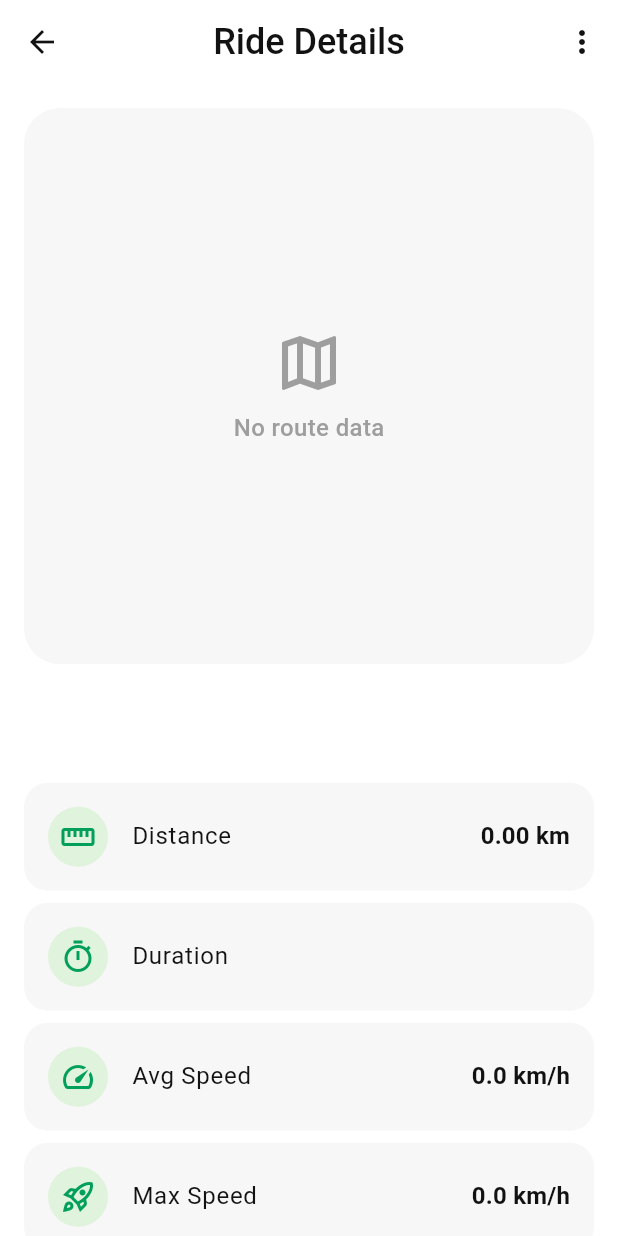
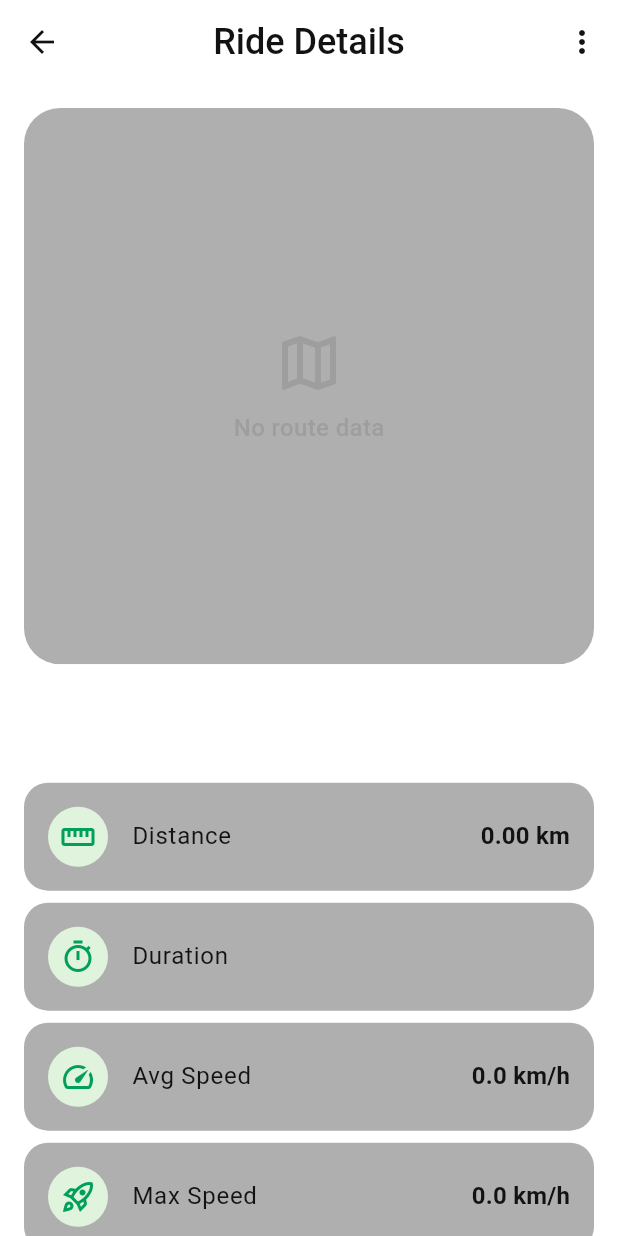
Before and after one commit to Roma220342/VeloTracker, a Flutter app: the RideDetailsScreen screen opened directly with empty values, on a phone screen of 412 x 824 dp. Run offline on Flutter 3.47's test engine with Material 3 defaults, Android fonts, the phone set to English and light mode, and no system bars; our stand-ins replace dio, flutter_map, flutter_secure_storage, flutter_svg, geolocator, google_sign_in and 4 more; accounts and stored records are empty.

Commit message:
Update db connection for Render & color

```diff
--- a/lib/services/auth_service.dart
+++ b/lib/services/auth_service.dart
@@ -5,7 +5,7 @@ import 'package:velotracker/utils/app_logger.dart';
 
 class AuthService {
   // static const String _baseUrl = 'https://aida-aglitter-speedfully.ngrok-free.dev/api/users';
-  static const String _baseUrl = 'https://velotracker-api.onrender.com/api/users';
+  static const String _baseUrl = 'https://velotrackerserver.onrender.com/api/users';
   static const String _tokenKey = 'jwt_token';
 
   static const String _webClientId =
--- a/lib/services/ride_service.dart
+++ b/lib/services/ride_service.dart
@@ -6,7 +6,7 @@ import 'package:velotracker/utils/app_logger.dart';
 
 class RideService {
   // static const String _baseUrl = 'https://aida-aglitter-speedfully.ngrok-free.dev/api/rides';
-  static const String _baseUrl = 'https://velotracker-api.onrender.com/api/rides';
+  static const String _baseUrl = 'https://velotrackerserver.onrender.com/api/rides';
   final AuthService _authService = AuthService();
 
   // Створення поїздки
--- a/lib/theme/app_theme.dart
+++ b/lib/theme/app_theme.dart
@@ -11,7 +11,7 @@ const Color errorColor = Color(0xFFB3261E);
 const Color errorContainerColor = Color(0xFFF7EDED);
 
 const Color surfaceColor = Color(0xFFFFFFFF);
-const Color onSurfaceColor = Color(0xFFF7F7F7);
+const Color onSurfaceColor = Color(0xFFAFAFAF);
 const Color onSurfaceActiveColor = Color(0xFFF9F5FF);
 
 const Color textPrimaryColor = Color(0xFF121212);
```
